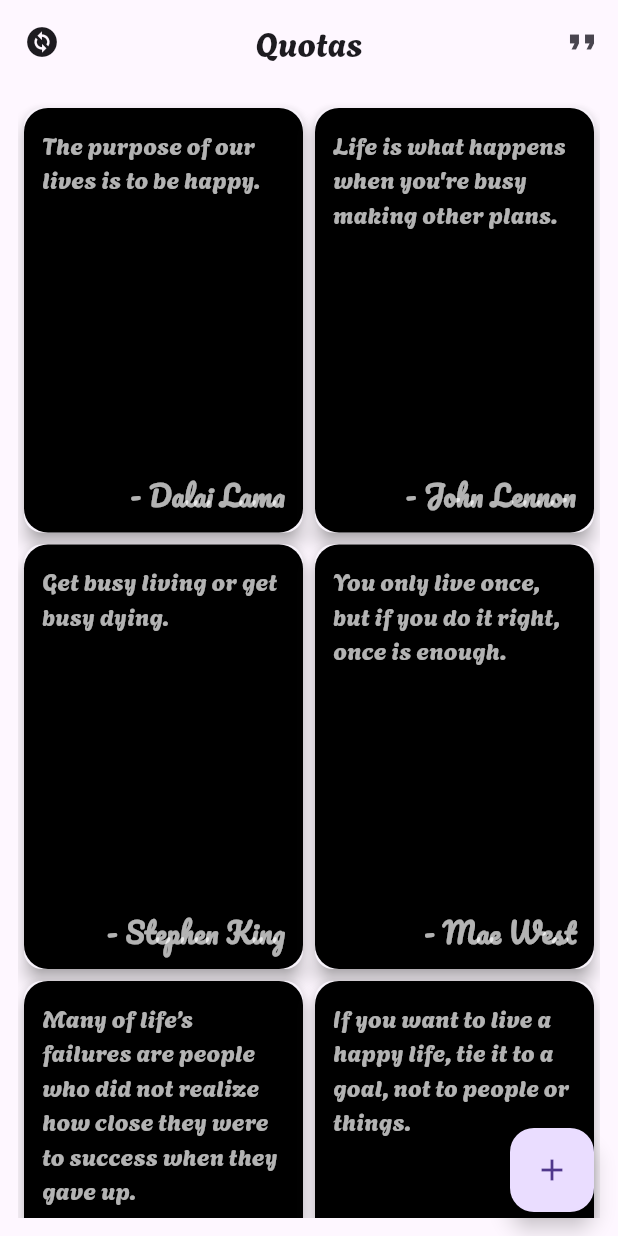
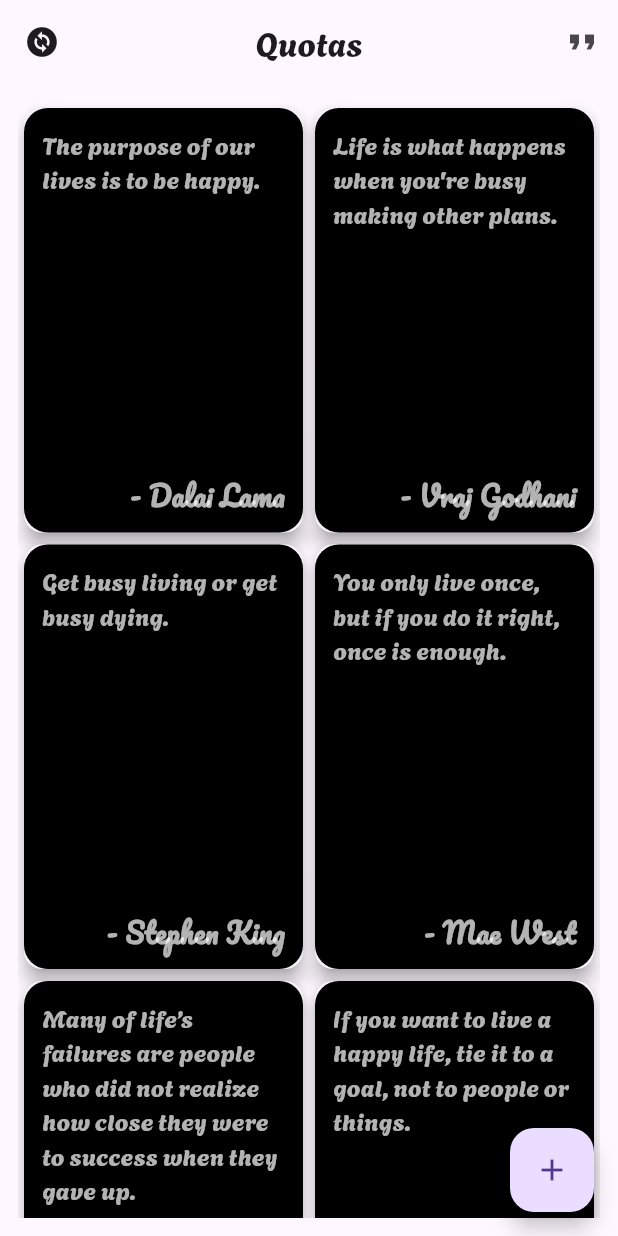
Before and after one commit to vrajGodhani24/quotes_app_5_pm, a Flutter app: the screen it shows after launch, on a phone screen of 412 x 824 dp. Run offline on Flutter 3.47's test engine with Material 2 defaults, Android fonts, the light colour scheme and no system bars; our stand-ins replace flutter_slidable, google_fonts.

Commit message:
Update quates_data.dart

```diff
--- a/lib/utils/quates_data.dart
+++ b/lib/utils/quates_data.dart
@@ -7,7 +7,7 @@
   {
     'id': 2,
     'quote': "Life is what happens when you're busy making other plans.",
-    'author': 'John Lennon',
+    'author': 'Vraj Godhani',
   },
   {
     'id': 3,
```
